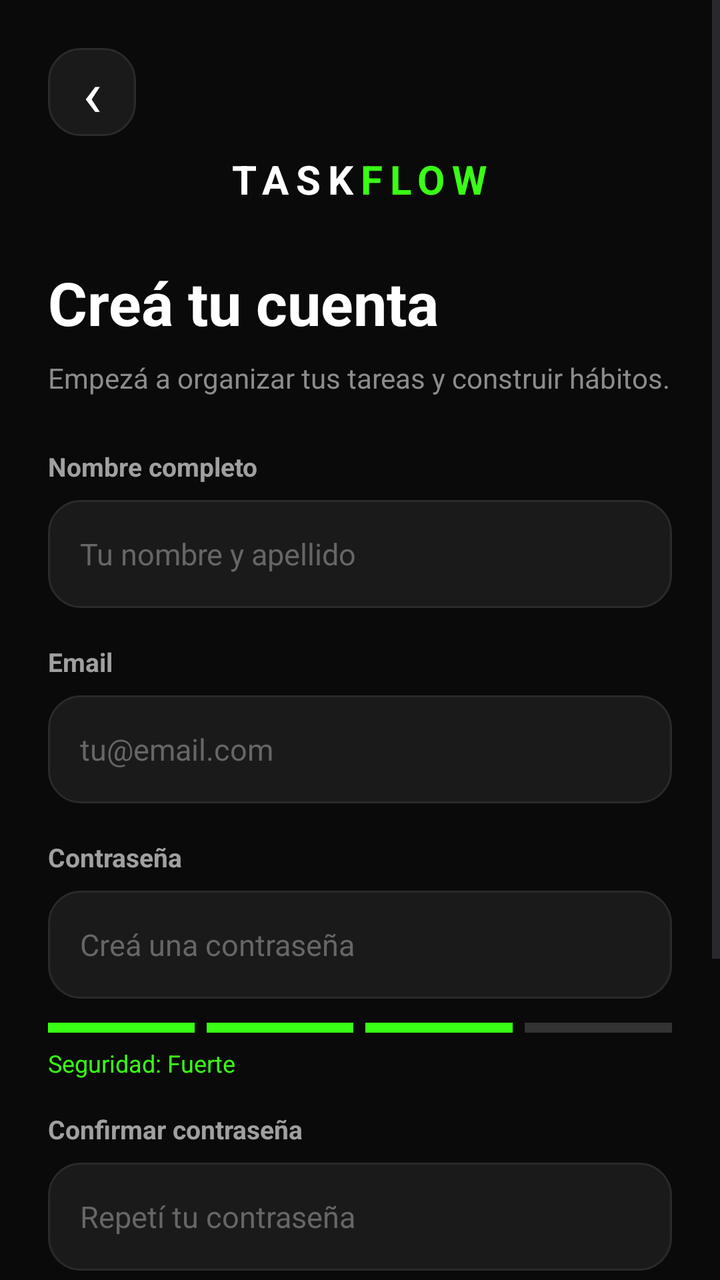
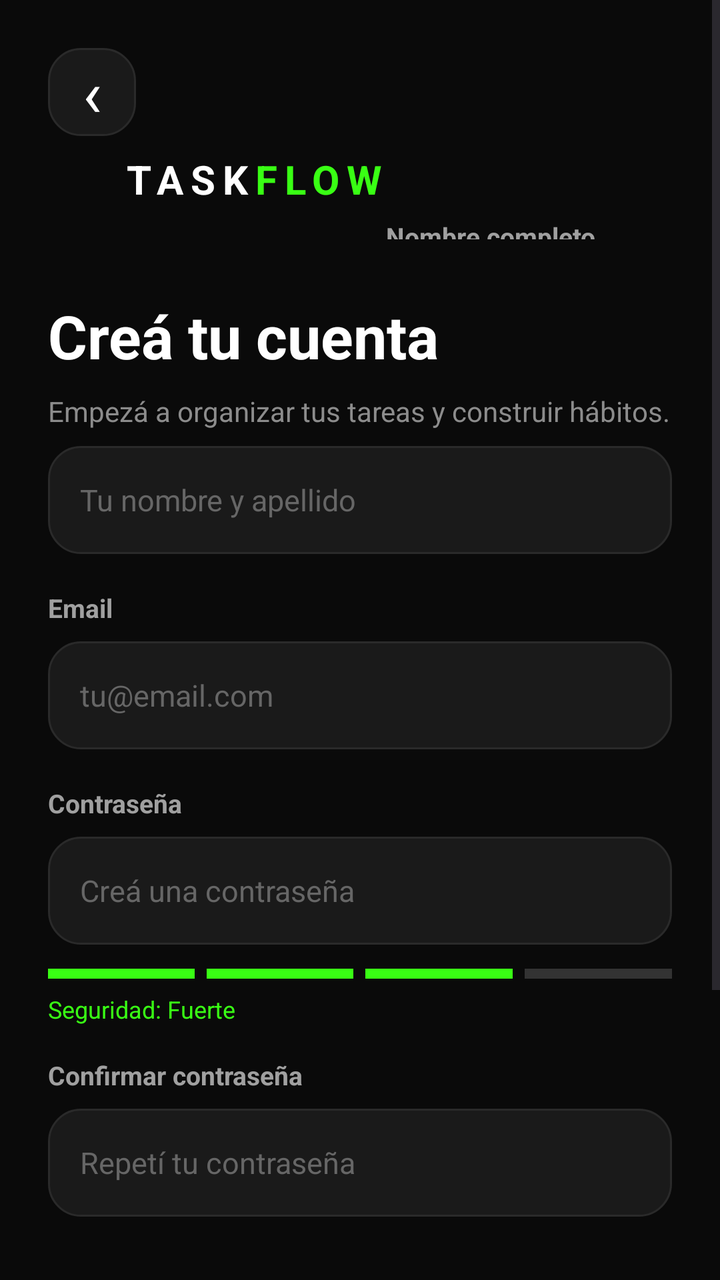

An Android layout rendered at two revisions. The XML below is the earlier revision; the diff shows what the commit changed to produce the second picture.
<!-- AndroidManifest.xml: application theme Theme.TaskFlow -->
<!-- res/layout/activity_register.xml -->
<?xml version="1.0" encoding="utf-8"?>
<ScrollView xmlns:android="http://schemas.android.com/apk/res/android"
    android:layout_width="match_parent"
    android:layout_height="match_parent"
    android:background="#0A0A0A"
    android:fillViewport="true"
    android:overScrollMode="never">

    <LinearLayout
        android:layout_width="match_parent"
        android:layout_height="wrap_content"
        android:orientation="vertical"
        android:paddingStart="24dp"
        android:paddingEnd="24dp"
        android:paddingTop="24dp"
        android:paddingBottom="32dp">

        

        <TextView
            android:id="@+id/tvBackToLogin"
            android:layout_width="44dp"
            android:layout_height="44dp"
            android:gravity="center"
            android:background="@drawable/login_secondary_button"
            android:text="‹"
            android:textColor="#FFFFFF"
            android:textSize="32sp" />

        <LinearLayout
            android:layout_width="wrap_content"
            android:layout_height="wrap_content"
            android:layout_gravity="center_horizontal"
            android:layout_marginTop="8dp"
            android:orientation="horizontal">

            <TextView
                android:layout_width="wrap_content"
                android:layout_height="wrap_content"
                android:text="TASK"
                android:textColor="#FFFFFF"
                android:textSize="20sp"
                android:textStyle="bold"
                android:letterSpacing="0.18" />

            <TextView
                android:layout_width="wrap_content"
                android:layout_height="wrap_content"
                android:text="FLOW"
                android:textColor="#39FF14"
                android:textSize="20sp"
                android:textStyle="bold"
                android:letterSpacing="0.18" />

        </LinearLayout>

        

        <TextView
            android:layout_width="match_parent"
            android:layout_height="wrap_content"
            android:layout_marginTop="28dp"
            android:text="Creá tu cuenta"
            android:textColor="#FFFFFF"
            android:textSize="30sp"
            android:textStyle="bold" />

        <TextView
            android:layout_width="match_parent"
            android:layout_height="wrap_content"
            android:layout_marginTop="8dp"
            android:text="Empezá a organizar tus tareas y construir hábitos."
            android:textColor="#8C8C8C"
            android:textSize="14sp" />

        

        <TextView
            android:layout_width="match_parent"
            android:layout_height="wrap_content"
            android:layout_marginTop="26dp"
            android:text="Nombre completo"
            android:textColor="#A0A0A0"
            android:textSize="13sp"
            android:textStyle="bold" />

        <EditText
            android:id="@+id/etName"
            android:layout_width="match_parent"
            android:layout_height="54dp"
            android:layout_marginTop="8dp"
            android:background="@drawable/login_input_background"
            android:hint="Tu nombre y apellido"
            android:inputType="textPersonName|textCapWords"
            android:paddingStart="16dp"
            android:paddingEnd="16dp"
            android:textColor="#FFFFFF"
            android:textColorHint="#666666"
            android:textSize="15sp"
            android:singleLine="true" />

        

        <TextView
            android:layout_width="match_parent"
            android:layout_height="wrap_content"
            android:layout_marginTop="18dp"
            android:text="Email"
            android:textColor="#A0A0A0"
            android:textSize="13sp"
            android:textStyle="bold" />

        <EditText
            android:id="@+id/etEmail"
            android:layout_width="match_parent"
            android:layout_height="54dp"
            android:layout_marginTop="8dp"
            android:background="@drawable/login_input_background"
            android:hint="tu@email.com"
            android:inputType="textEmailAddress"
            android:paddingStart="16dp"
            android:paddingEnd="16dp"
            android:textColor="#FFFFFF"
            android:textColorHint="#666666"
            android:textSize="15sp"
            android:singleLine="true" />

        

        <TextView
            android:layout_width="match_parent"
            android:layout_height="wrap_content"
            android:layout_marginTop="18dp"
            android:text="Contraseña"
            android:textColor="#A0A0A0"
            android:textSize="13sp"
            android:textStyle="bold" />

        <EditText
            android:id="@+id/etPassword"
            android:layout_width="match_parent"
            android:layout_height="54dp"
            android:layout_marginTop="8dp"
            android:background="@drawable/login_input_background"
            android:hint="Creá una contraseña"
            android:inputType="textPassword"
            android:paddingStart="16dp"
            android:paddingEnd="16dp"
            android:textColor="#FFFFFF"
            android:textColorHint="#666666"
            android:textSize="15sp"
            android:singleLine="true" />

        

        <LinearLayout
            android:layout_width="match_parent"
            android:layout_height="wrap_content"
            android:layout_marginTop="12dp"
            android:orientation="horizontal">

            <View
                android:layout_width="0dp"
                android:layout_height="5dp"
                android:layout_weight="1"
                android:background="#39FF14" />

            <View
                android:layout_width="0dp"
                android:layout_height="5dp"
                android:layout_marginStart="6dp"
                android:layout_weight="1"
                android:background="#39FF14" />

            <View
                android:layout_width="0dp"
                android:layout_height="5dp"
                android:layout_marginStart="6dp"
                android:layout_weight="1"
                android:background="#39FF14" />

            <View
                android:layout_width="0dp"
                android:layout_height="5dp"
                android:layout_marginStart="6dp"
                android:layout_weight="1"
                android:background="#333333" />

        </LinearLayout>

        <TextView
            android:layout_width="match_parent"
            android:layout_height="wrap_content"
            android:layout_marginTop="7dp"
            android:text="Seguridad: Fuerte"
            android:textColor="#39FF14"
            android:textSize="12sp" />

        

        <TextView
            android:layout_width="match_parent"
            android:layout_height="wrap_content"
            android:layout_marginTop="16dp"
            android:text="Confirmar contraseña"
            android:textColor="#A0A0A0"
            android:textSize="13sp"
            android:textStyle="bold" />

        <EditText
            android:id="@+id/etConfirmPassword"
            android:layout_width="match_parent"
            android:layout_height="54dp"
            android:layout_marginTop="8dp"
            android:background="@drawable/login_input_background"
            android:hint="Repetí tu contraseña"
            android:inputType="textPassword"
            android:paddingStart="16dp"
            android:paddingEnd="16dp"
            android:textColor="#FFFFFF"
            android:textColorHint="#666666"
            android:textSize="15sp"
            android:singleLine="true" />

        

        <CheckBox
            android:id="@+id/cbTerms"
            android:layout_width="match_parent"
            android:layout_height="wrap_content"
            android:layout_marginTop="18dp"
            android:buttonTint="#39FF14"
            android:text="Acepto los Términos y la Política de privacidad"
            android:textColor="#A0A0A0"
            android:textSize="12sp" />

        

        <Button
            android:id="@+id/btnRegister"
            android:layout_width="match_parent"
            android:layout_height="56dp"
            android:layout_marginTop="22dp"
            android:background="@drawable/login_button_background"
            android:elevation="8dp"
            android:stateListAnimator="@null"
            android:text="Crear cuenta  ›"
            android:textAllCaps="false"
            android:textColor="#000000"
            android:textSize="16sp"
            android:textStyle="bold" />

        

        <TextView
            android:layout_width="match_parent"
            android:layout_height="wrap_content"
            android:layout_marginTop="24dp"
            android:gravity="center"
            android:text="¿Ya tenés cuenta? Iniciá sesión"
            android:textColor="#39FF14"
            android:textSize="14sp"
            android:textStyle="bold" />

    </LinearLayout>

</ScrollView>
<!-- resources referenced by this layout -->
<resources>
  <!-- drawable login_button_background (drawable) -->
  <?xml version="1.0" encoding="utf-8"?>
  <selector xmlns:android="http://schemas.android.com/apk/res/android">
  
      <item android:state_pressed="true">
          <shape android:shape="rectangle">
              <solid android:color="#2EDB10" />
              <corners android:radius="16dp" />
          </shape>
      </item>
  
      <item>
          <shape android:shape="rectangle">
              <solid android:color="#39FF14" />
              <corners android:radius="16dp" />
          </shape>
      </item>
  
  </selector>
  <!-- drawable login_input_background (drawable) -->
  <?xml version="1.0" encoding="utf-8"?>
  <selector xmlns:android="http://schemas.android.com/apk/res/android">
  
      <item android:state_focused="true">
          <shape android:shape="rectangle">
              <solid android:color="#1A1A1A" />
              <corners android:radius="16dp" />
              <stroke
                  android:width="2dp"
                  android:color="#39FF14" />
          </shape>
      </item>
  
      <item>
          <shape android:shape="rectangle">
              <solid android:color="#1A1A1A" />
              <corners android:radius="16dp" />
              <stroke
                  android:width="1dp"
                  android:color="#2A2A2A" />
          </shape>
      </item>
  
  </selector>
  <!-- drawable login_secondary_button (drawable) -->
  <?xml version="1.0" encoding="utf-8"?>
  <selector xmlns:android="http://schemas.android.com/apk/res/android">
  
      <item android:state_pressed="true">
          <shape android:shape="rectangle">
              <solid android:color="#202020" />
              <corners android:radius="16dp" />
              <stroke
                  android:width="1dp"
                  android:color="#39FF14" />
          </shape>
      </item>
  
      <item>
          <shape android:shape="rectangle">
              <solid android:color="#1A1A1A" />
              <corners android:radius="16dp" />
              <stroke
                  android:width="1dp"
                  android:color="#2A2A2A" />
          </shape>
      </item>
  
  </selector>
  <style name="Theme.TaskFlow" parent="Base.Theme.TaskFlow" />
  <style name="Base.Theme.TaskFlow" parent="Theme.Material3.DayNight.NoActionBar">
          
          
      </style>
</resources>

<!-- the commit's change to res/layout/activity_register.xml (unified diff, before → after) -->
@@ -52,6 +52,15 @@
                 android:textStyle="bold"
                 android:letterSpacing="0.18" />
 
+            <TextView
+                android:layout_width="match_parent"
+                android:layout_height="wrap_content"
+                android:layout_marginTop="26dp"
+                android:text="Nombre completo"
+                android:textColor="#A0A0A0"
+                android:textSize="13sp"
+                android:textStyle="bold" />
+
         </LinearLayout>
 
         
@@ -75,15 +84,6 @@
 
         
 
-        <TextView
-            android:layout_width="match_parent"
-            android:layout_height="wrap_content"
-            android:layout_marginTop="26dp"
-            android:text="Nombre completo"
-            android:textColor="#A0A0A0"
-            android:textSize="13sp"
-            android:textStyle="bold" />
-
         <EditText
             android:id="@+id/etName"
             android:layout_width="match_parent"
@@ -160,12 +160,14 @@
             android:orientation="horizontal">
 
             <View
+                android:id="@+id/vBar1"
                 android:layout_width="0dp"
                 android:layout_height="5dp"
                 android:layout_weight="1"
                 android:background="#39FF14" />
 
             <View
+                android:id="@+id/vBar2"
                 android:layout_width="0dp"
                 android:layout_height="5dp"
                 android:layout_marginStart="6dp"
@@ -173,6 +175,7 @@
                 android:background="#39FF14" />
 
             <View
+                android:id="@+id/vBar3"
                 android:layout_width="0dp"
                 android:layout_height="5dp"
                 android:layout_marginStart="6dp"
@@ -180,6 +183,7 @@
                 android:background="#39FF14" />
 
             <View
+                android:id="@+id/vBar4"
                 android:layout_width="0dp"
                 android:layout_height="5dp"
                 android:layout_marginStart="6dp"
@@ -189,6 +193,7 @@
         </LinearLayout>
 
         <TextView
+            android:id="@+id/tvSecurityStatus"
             android:layout_width="match_parent"
             android:layout_height="wrap_content"
             android:layout_marginTop="7dp"
@@ -253,6 +258,7 @@
         
 
         <TextView
+            android:id="@+id/tvLogin"
             android:layout_width="match_parent"
             android:layout_height="wrap_content"
             android:layout_marginTop="24dp"
